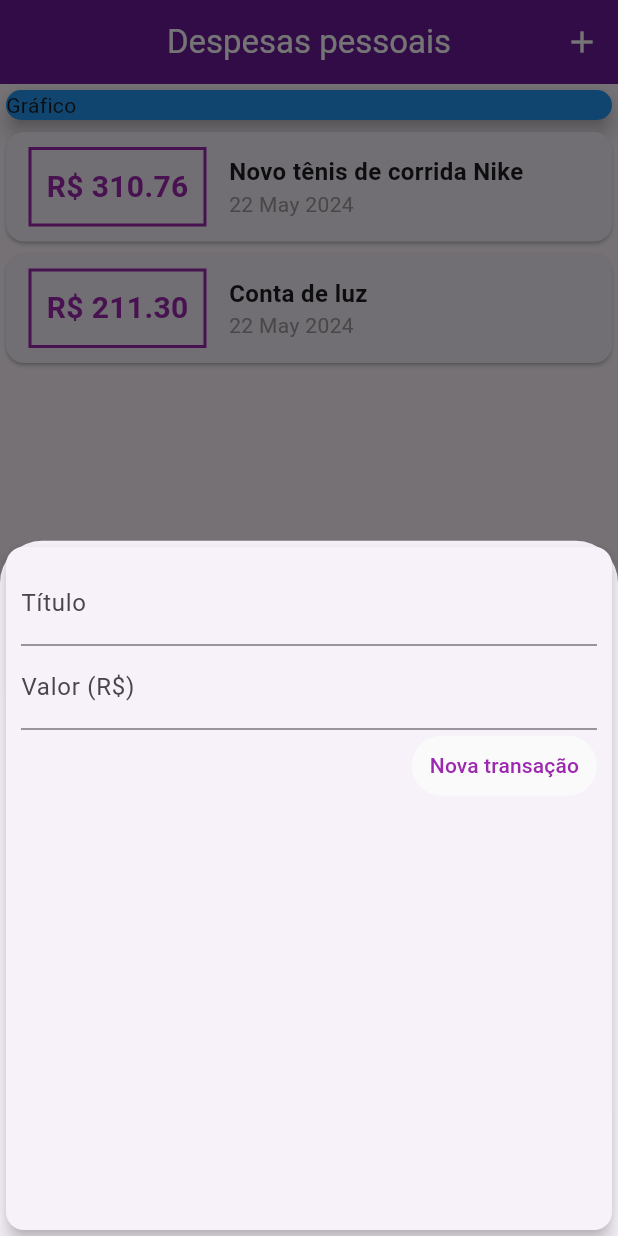
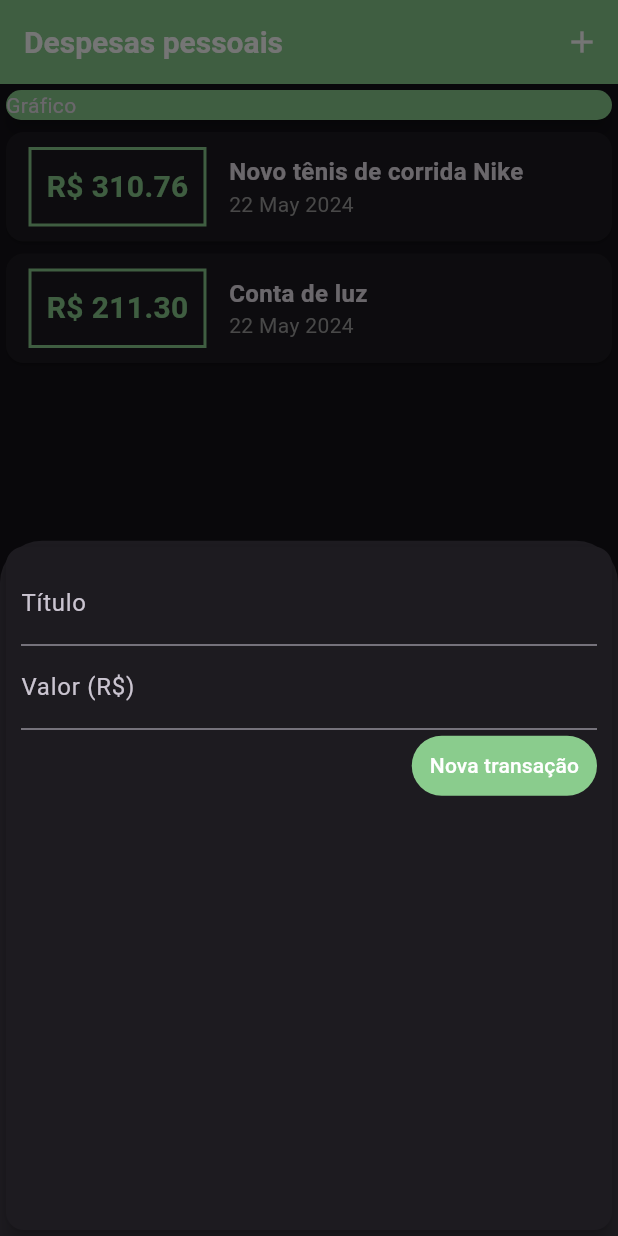
Before and after one commit to alexandrespindola/expenses_app, a Flutter app: the screen it shows after launch, after a tap on the "add" icon, on a phone screen of 412 x 824 dp. Run offline on Flutter 3.47's test engine with Material 3 defaults, Android fonts, the phone set to English and light mode, and no system bars; Roboto replaces fonts that are missing (Ubuntu).

Commit message:
chore: Update button styles to use theme colors

```diff
--- a/lib/components/transaction_form.dart
+++ b/lib/components/transaction_form.dart
@@ -51,9 +51,9 @@ class _TransactionFormState extends State<TransactionForm> {
             children: <Widget>[
               TextButton(
                 onPressed: _submitForm,
-                style: TextButton.styleFrom(backgroundColor: Colors.grey[50]),
+                style: TextButton.styleFrom(backgroundColor: Theme.of(context).colorScheme.primary),
                 child: const Text('Nova transação',
-                    style: TextStyle(color: Colors.purple)),
+                    style: TextStyle(color: Colors.white)),
               ),
             ],
           )
--- a/lib/components/transaction_list.dart
+++ b/lib/components/transaction_list.dart
@@ -22,14 +22,14 @@ class TransactionList extends StatelessWidget {
                     margin: const EdgeInsets.symmetric(
                         horizontal: 15, vertical: 10),
                     decoration: BoxDecoration(
-                        border: Border.all(color: Colors.purple, width: 2)),
+                        border: Border.all(color: Theme.of(context).colorScheme.primary, width: 2)),
                     padding: const EdgeInsets.all(10),
                     child: Text(
                       'R\$ ${tr.value.toStringAsFixed(2)}',
-                      style: const TextStyle(
+                      style: TextStyle(
                         fontWeight: FontWeight.bold,
                         fontSize: 20,
-                        color: Colors.purple,
+                        color: Theme.of(context).colorScheme.primary,
                       ),
                     )),
                 Column(
--- a/lib/main.dart
+++ b/lib/main.dart
@@ -1,7 +1,8 @@
-import 'package:expenses/components/transaction_form.dart';
 import 'package:flutter/material.dart';
+import './components/transaction_form.dart';
 import './components/transaction_list.dart';
 import '../models/transaction.module.dart';
+import './theme/theme.dart';
 
 main() => runApp(const ExpensesApp());
 
@@ -11,12 +12,15 @@ class ExpensesApp extends StatelessWidget {
   @override
   Widget build(BuildContext context) {
     return MaterialApp(
-      home: MyHomePage(),
+      home: const MyHomePage(),
+      theme: darkTheme(),
     );
   }
 }
 
 class MyHomePage extends StatefulWidget {
+  const MyHomePage({super.key});
+
   @override
   State<MyHomePage> createState() => _MyHomePageState();
 }
@@ -48,6 +52,8 @@ class _MyHomePageState extends State<MyHomePage> {
     setState(() {
       _transactions.add(newTransaction);
     });
+
+    Navigator.of(context).pop();
   }
 
   _openTransactionFormModal(BuildContext context) {
@@ -62,30 +68,31 @@ class _MyHomePageState extends State<MyHomePage> {
   Widget build(BuildContext context) {
     return Scaffold(
       appBar: AppBar(
-        title: const Text('Despesas pessoais'),
+        title: Text(
+          'Despesas pessoais',
+          style: Theme.of(context).appBarTheme.titleTextStyle,
+        ),
         actions: <Widget>[
           IconButton(
             onPressed: () => _openTransactionFormModal(context),
             icon: const Icon(Icons.add),
             color: Colors.white,
-            highlightColor: Colors.purple.shade200,
             tooltip: 'Add new transaction',
           )
         ],
-        backgroundColor: Colors.purple.shade800,
-        centerTitle: true,
-        foregroundColor: Colors.white,
+        backgroundColor: Theme.of(context).colorScheme.primary,
+        centerTitle: false,
       ),
       body: SingleChildScrollView(
         child: Column(
           crossAxisAlignment: CrossAxisAlignment.center,
           children: <Widget>[
-            const SizedBox(
+            SizedBox(
               width: double.infinity,
               child: Card(
-                color: Colors.blue,
+                color: Theme.of(context).colorScheme.primary,
                 elevation: 5,
-                child: Text('Gráfico'),
+                child: const Text('Gráfico'),
               ),
             ),
             TransactionList(_transactions),
@@ -94,8 +101,7 @@ class _MyHomePageState extends State<MyHomePage> {
       ),
       floatingActionButton: FloatingActionButton(
         onPressed: () => _openTransactionFormModal(context),
-        backgroundColor: Colors.purple.shade300,
-        splashColor: Colors.purple.shade700,
+        backgroundColor: Theme.of(context).floatingActionButtonTheme.backgroundColor,
         shape: const RoundedRectangleBorder(
             borderRadius: BorderRadius.all(Radius.circular(50.0))),
         child: const Icon(Icons.add, color: Colors.white),
--- /dev/null
+++ b/lib/theme/theme.dart
@@ -0,0 +1,66 @@
+import 'package:flutter/material.dart';
+
+  Color primary = Colors.green;
+  Color secondary = Colors.amber;
+
+ThemeData lightTheme() {
+
+  final ThemeData base = ThemeData.light();
+  return base.copyWith(
+    colorScheme: base.colorScheme.copyWith(
+      primary: primary,
+      secondary: secondary,
+    ),
+    textTheme: base.textTheme.copyWith(
+      titleLarge: base.textTheme.titleLarge!.copyWith(
+        fontFamily: 'Ubuntu',
+        fontSize: 20,
+        fontWeight: FontWeight.bold,
+        color: Colors.black,
+      ),
+    ),
+    floatingActionButtonTheme: base.floatingActionButtonTheme.copyWith(
+      backgroundColor: secondary,
+    ),
+    appBarTheme: const AppBarTheme(
+      titleTextStyle: TextStyle(
+        fontFamily: 'Ubuntu',
+        fontSize: 20,
+        fontWeight: FontWeight.bold,
+      ),
+    ),
+  );
+}
+
+ThemeData darkTheme() {
+
+  // Compute "opposite" colors for dark theme
+  Color darkPrimary = HSLColor.fromColor(primary).withLightness(1 - primary.computeLuminance()).toColor();
+  Color darkSecondary = HSLColor.fromColor(secondary).withLightness(1 - secondary.computeLuminance()).toColor();
+
+  final ThemeData base = ThemeData.dark();
+  return base.copyWith(
+    colorScheme: base.colorScheme.copyWith(
+      primary: darkPrimary,
+      secondary: darkSecondary,
+    ),
+    textTheme: base.textTheme.copyWith(
+      titleLarge: base.textTheme.titleLarge!.copyWith(
+        fontFamily: 'Ubuntu',
+        fontSize: 20,
+        fontWeight: FontWeight.bold,
+        color: Colors.white,
+      ),
+    ),
+    floatingActionButtonTheme: base.floatingActionButtonTheme.copyWith(
+      backgroundColor: darkSecondary,
+    ),
+    appBarTheme: const AppBarTheme(
+      titleTextStyle: TextStyle(
+        fontFamily: 'Ubuntu',
+        fontSize: 20,
+        fontWeight: FontWeight.bold,
+      ),
+    ),
+  );
+}
```
